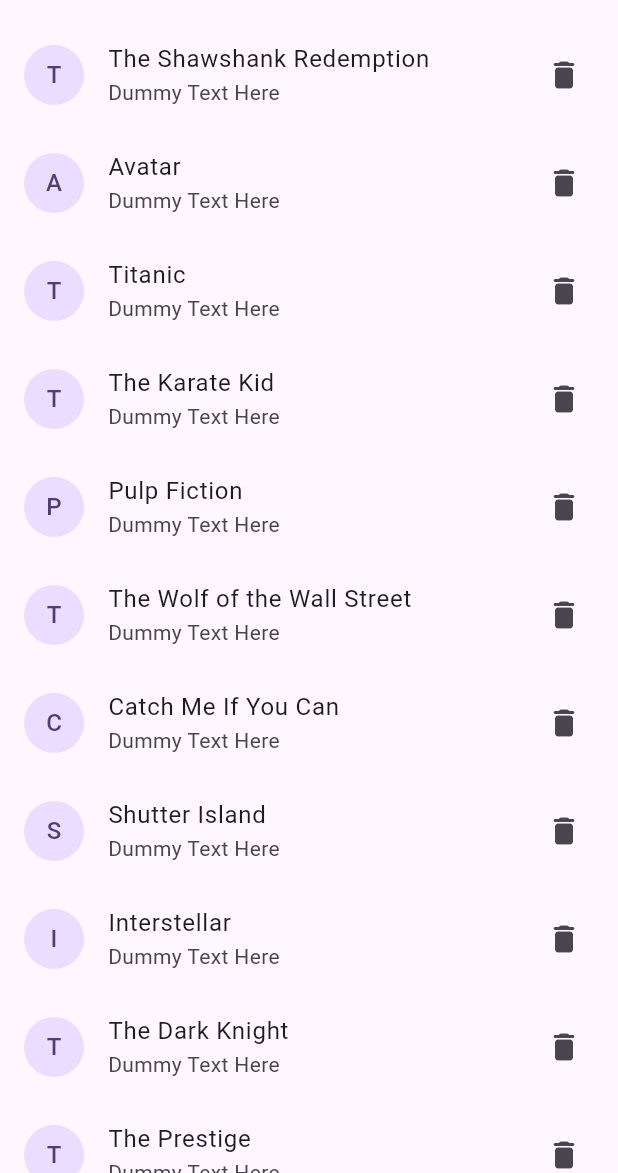
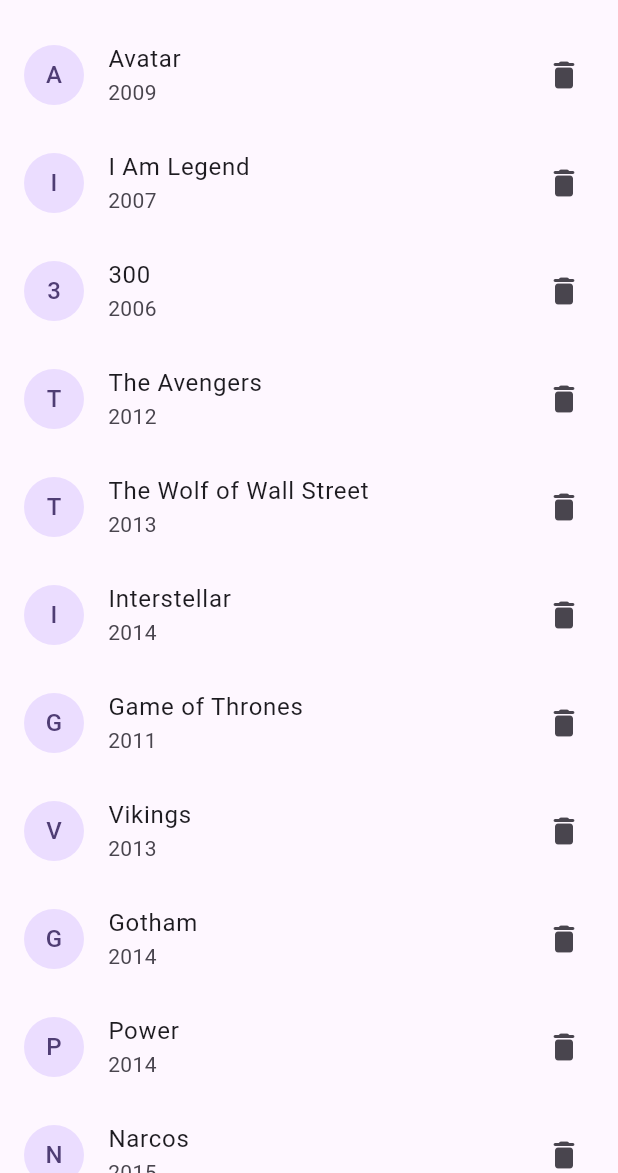
Before and after one commit to jenn-jk/movieApp, a Flutter app: the screen it shows after launch, on a phone screen of 412 x 824 dp, the part 63-1236 px from its top. Run offline on Flutter 3.47's test engine with Material 3 defaults, Android fonts, the phone set to English and light mode, and no system bars.

Commit message:
added loading from json file

```diff
--- a/assets/data/film.json
+++ b/assets/data/film.json
@@ -172,7 +172,7 @@
   },
   {
     "Title": "Game of Thrones",
-    "Year": "2011–",
+    "Year": "2011",
     "Rated": "TV-MA",
     "Released": "17 Apr 2011",
     "Runtime": "56 min",
@@ -202,7 +202,7 @@
   },
   {
     "Title": "Vikings",
-    "Year": "2013–",
+    "Year": "2013",
     "Rated": "TV-14",
     "Released": "03 Mar 2013",
     "Runtime": "44 min",
@@ -232,7 +232,7 @@
   },
   {
     "Title": "Gotham",
-    "Year": "2014–",
+    "Year": "2014",
     "Rated": "TV-14",
     "Released": "01 Aug 2014",
     "Runtime": "42 min",
@@ -262,7 +262,7 @@
   },
   {
     "Title": "Power",
-    "Year": "2014–",
+    "Year": "2014",
     "Rated": "TV-MA",
     "Released": "N/A",
     "Runtime": "50 min",
@@ -292,7 +292,7 @@
   },
   {
     "Title": "Narcos",
-    "Year": "2015–",
+    "Year": "2015",
     "Rated": "TV-MA",
     "Released": "28 Aug 2015",
     "Runtime": "49 min",
@@ -440,7 +440,7 @@
   {
     "ComingSoon": true,
     "Title": "Luke Cage",
-    "Year": "2016–",
+    "Year": "2016",
     "Rated": "TV-MA",
     "Released": "30 Sep 2016",
     "Runtime": "55 min",
--- a/lib/main.dart
+++ b/lib/main.dart
@@ -1,4 +1,5 @@
 import 'package:flutter/material.dart';
+import 'package:movie_app/models/movie.dart';
 import 'package:movie_app/providers/movie_provider.dart';
 import 'package:provider/provider.dart';
 
@@ -36,9 +37,15 @@ class Home extends StatefulWidget {
 
 class _HomeState extends State<Home> {
   @override
+  void initState() {
+    Provider.of<MovieProvider>(context, listen: false).loadMovies(context);
+    super.initState();
+  }
+
+  @override
   Widget build(BuildContext context) {
     final movieModel = Provider.of<MovieProvider>(context);
-    final movies = movieModel.loadMovies();
+    final movies = movieModel.moviesList;
 
     return Scaffold(
       appBar: AppBar(title: Text("Movie App")),
@@ -46,11 +53,12 @@ class _HomeState extends State<Home> {
         child: ListView.builder(
           itemCount: movies.length,
           itemBuilder: (context, index) {
+            Movie movie = movies[index];
             return ListTile(
-              title: Text(movies[index]),
-              subtitle: Text("Dummy Text Here"),
+              title: Text(movie.title),
+              subtitle: Text(movie.year),
               trailing: Icon(Icons.delete_rounded),
-              leading: CircleAvatar(child: Text(movies[index][0])),
+              leading: CircleAvatar(child: Text(movie.title[0])),
             );
           },
         ),
--- a/lib/providers/movie_provider.dart
+++ b/lib/providers/movie_provider.dart
@@ -1,26 +1,38 @@
 import 'package:flutter/material.dart';
+import 'package:movie_app/models/movie.dart';
+import 'package:movie_app/utils/movie_parser.dart';
 
-class MovieProvider extends ChangeNotifier{
+class MovieProvider extends ChangeNotifier {
   // properties
-  final List<String> _moviesList = [
-    "The Shawshank Redemption",
-    "Avatar",
-    "Titanic",
-    "The Karate Kid",
-    "Pulp Fiction",
-    "The Wolf of the Wall Street",
-    "Catch Me If You Can",
-    "Shutter Island",
-    "Interstellar",
-    "The Dark Knight",
-    "The Prestige",
-  ];
+  // final List<String> _moviesList = [
+  //   "The Shawshank Redemption",
+  //   "Avatar",
+  //   "Titanic",
+  //   "The Karate Kid",
+  //   "Pulp Fiction",
+  //   "The Wolf of the Wall Street",
+  //   "Catch Me If You Can",
+  //   "Shutter Island",
+  //   "Interstellar",
+  //   "The Dark Knight",
+  //   "The Prestige",
+  // ];
+
+  late List<Movie> _moviesList;
 
   // getter
-  List<String> get moviesList => _moviesList;
+  List<Movie> get moviesList => _moviesList;
 
   // load movies
-  List<String> loadMovies() {
-    return _moviesList;
+  Future<void> loadMovies(BuildContext context) async {
+    try {
+      final jsonString = await DefaultAssetBundle.of(
+        context,
+      ).loadString("assets/data/film.json");
+      _moviesList = MovieParser.parse(jsonString);
+      notifyListeners();
+    } catch (e) {
+      print("oops, some error in loading the data: $e");
+    }
   }
 }
--- a/pubspec.yaml
+++ b/pubspec.yaml
@@ -54,8 +54,8 @@ flutter:
   # the material Icons class.
   uses-material-design: true
   # To add assets to your application, add an assets section, like this:
-assets:
-    - assets/data/film.json
+  assets:
+      - assets/data/film.json
   #   - images/a_dot_ham.jpeg
   # An image asset can refer to one or more resolution-specific "variants", see
   # https://flutter.dev/to/resolution-aware-images
```
